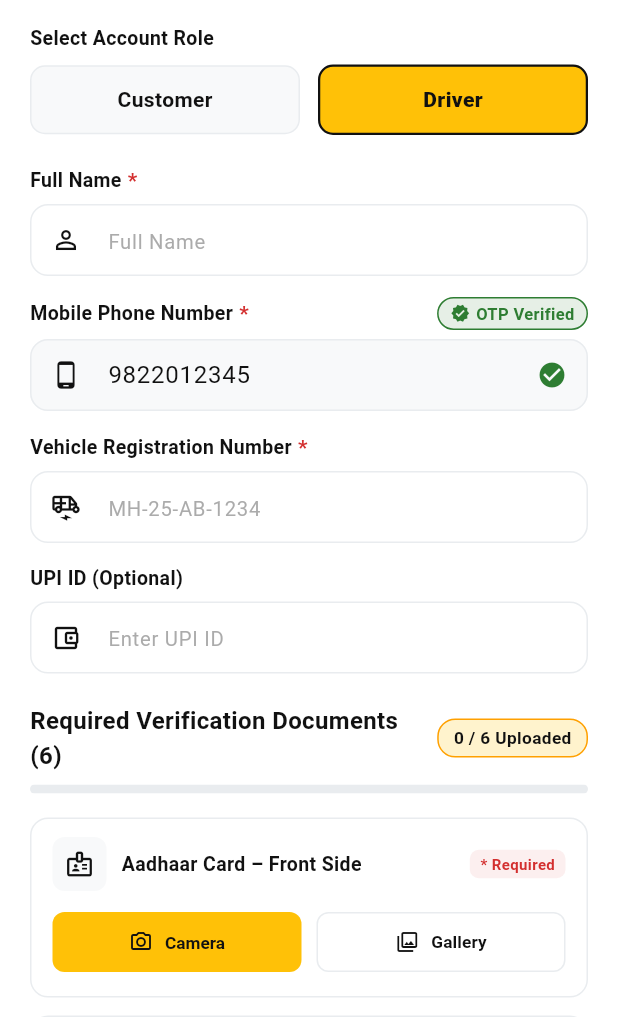
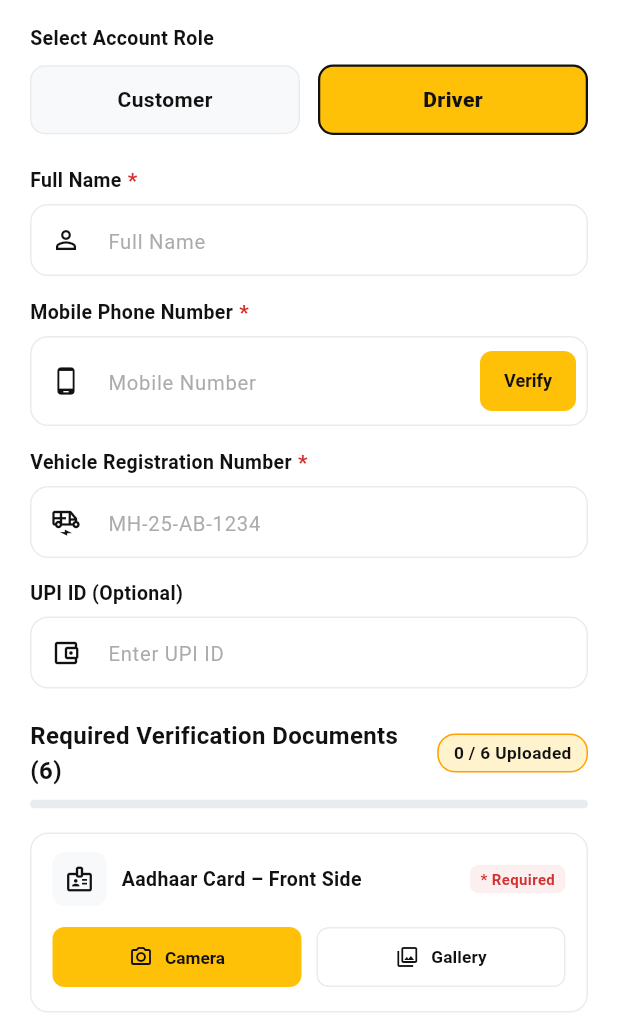
Before and after one commit to Adu231/Dhararide, a Flutter app: the RegisterScreen screen opened by its route, on a phone screen of 412 x 824 dp, the part 219-1236 px from its top. Run offline on Flutter 3.47's test engine with Material 3 defaults, Android fonts, the phone set to English and light mode, and no system bars; our stand-ins replace flutter_local_notifications, flutter_map, flutter_riverpod, geolocator, go_router, image_picker and 1 more; missing offline and left inert: h3_flutter.

Commit message:
feat: implement driver registration screen with document upload and verification

```diff
--- a/lib/core/localization/app_strings.dart
+++ b/lib/core/localization/app_strings.dart
@@ -68,6 +68,7 @@ class AppStrings {
   String get upiIdOptional => isMr ? 'UPI ID (ऐच्छिक)' : 'UPI ID (Optional)';
   String get otpVerified => isMr ? 'OTP सत्यापित' : 'OTP Verified';
   String get verifyOtp => isMr ? 'OTP सत्यापित करा' : 'Verify OTP';
+  String get verify => isMr ? 'सत्यापित करा' : 'Verify';
   String get enterOtpPrompt => isMr ? 'नोंदणीसाठी मोबाईल OTP प्रविष्ट करा' : 'Enter mobile OTP for verification';
   String get otpCodeLabel => isMr ? '४-अंकी OTP कोड' : '4-digit OTP Code';
   String get confirmOtp => isMr ? 'OTP खात्री करा' : 'Confirm OTP';
--- a/lib/features/auth/register_screen.dart
+++ b/lib/features/auth/register_screen.dart
@@ -44,8 +44,6 @@ class _RegisterScreenState extends ConsumerState<RegisterScreen> {
   @override
   void initState() {
     super.initState();
-    _phoneController.text = '9822012345';
-    _isPhoneOtpVerified = true;
     WidgetsBinding.instance.addPostFrameCallback((_) {
       _initExistingSession();
     });
@@ -209,8 +207,18 @@ class _RegisterScreenState extends ConsumerState<RegisterScreen> {
   }
 
   void _showOtpVerificationDialog() {
+    final phone = _phoneController.text.trim();
+    final strings = ref.read(stringsProvider);
+    if (phone.isEmpty || phone.length < 10) {
+      _showErrorSnackBar(
+        strings.isMr
+            ? 'कृपया आधी १०-अंकी मोबाईल नंबर प्रविष्ट करा'
+            : 'Please enter a valid 10-digit mobile number first',
+      );
+      return;
+    }
+
     final otpCtrl = TextEditingController(text: '1234');
-    final strings = ref.read(stringsProvider);
 
     showModalBottomSheet(
       context: context,
@@ -591,56 +599,59 @@ class _RegisterScreenState extends ConsumerState<RegisterScreen> {
                 ),
                 const SizedBox(height: 14),
 
-                // 2. Mobile Phone Number (OTP Verified & Prefilled)
-                Row(
-                  mainAxisAlignment: MainAxisAlignment.spaceBetween,
-                  children: [
-                    Expanded(
-                      child: _buildFieldLabel(strings.mobileNumber, isRequired: true),
-                    ),
-                    const SizedBox(width: 8),
-                    if (_isPhoneOtpVerified)
-                      Container(
-                        padding: const EdgeInsets.symmetric(horizontal: 8, vertical: 2),
-                        decoration: BoxDecoration(
-                          color: AppColors.success.withOpacity(0.12),
-                          borderRadius: BorderRadius.circular(12),
-                          border: Border.all(color: AppColors.success),
-                        ),
+                // 2. Mobile Phone Number Field with Verify Button
+                _buildFieldLabel(strings.mobileNumber, isRequired: true),
+                const SizedBox(height: 6),
+                TextField(
+                  controller: _phoneController,
+                  keyboardType: TextInputType.phone,
+                  maxLength: 10,
+                  buildCounter: (context, {required currentLength, required isFocused, maxLength}) => null,
+                  onChanged: (val) {
+                    if (_isPhoneOtpVerified) {
+                      setState(() => _isPhoneOtpVerified = false);
+                    }
+                  },
+                  decoration: InputDecoration(
+                    prefixIcon: const Icon(Icons.phone_android, size: 20),
+                    suffixIcon: _isPhoneOtpVerified
+                        ? Container(
+                            margin: const EdgeInsets.only(right: 8),
+                            padding: const EdgeInsets.symmetric(horizontal: 8, vertical: 4),
                             child: Row(
                               mainAxisSize: MainAxisSize.min,
                               children: [
-                            const Icon(Icons.verified, size: 13, color: AppColors.success),
+                                const Icon(Icons.check_circle, color: AppColors.success, size: 18),
                                 const SizedBox(width: 4),
                                 Text(
                                   strings.otpVerified,
-                              style: const TextStyle(color: AppColors.success, fontWeight: FontWeight.bold, fontSize: 11),
+                                  style: const TextStyle(
+                                    color: AppColors.success,
+                                    fontWeight: FontWeight.bold,
+                                    fontSize: 11.5,
+                                  ),
                                 ),
                               ],
                             ),
                           )
-                    else
-                      InkWell(
-                        onTap: _showOtpVerificationDialog,
-                        child: Text(
-                          strings.verifyOtp,
-                          style: const TextStyle(color: AppColors.primaryDark, fontWeight: FontWeight.bold, fontSize: 12),
+                        : Padding(
+                            padding: const EdgeInsets.fromLTRB(0, 6, 8, 6),
+                            child: ElevatedButton(
+                              style: ElevatedButton.styleFrom(
+                                backgroundColor: BrandConfig.accentYellow,
+                                foregroundColor: BrandConfig.textPrimaryBlack,
+                                elevation: 0,
+                                padding: const EdgeInsets.symmetric(horizontal: 14),
+                                shape: RoundedRectangleBorder(
+                                  borderRadius: BorderRadius.circular(8),
                                 ),
                               ),
-                  ],
+                              onPressed: _showOtpVerificationDialog,
+                              child: Text(
+                                strings.verify,
+                                style: const TextStyle(fontSize: 12, fontWeight: FontWeight.bold),
                               ),
-                const SizedBox(height: 6),
-                TextField(
-                  controller: _phoneController,
-                  keyboardType: TextInputType.phone,
-                  readOnly: _isPhoneOtpVerified,
-                  decoration: InputDecoration(
-                    prefixIcon: const Icon(Icons.phone_android, size: 20),
-                    suffixIcon: _isPhoneOtpVerified
-                        ? const Icon(Icons.check_circle, color: AppColors.success, size: 20)
-                        : IconButton(
-                            icon: const Icon(Icons.lock_clock, color: BrandConfig.textSecondary),
-                            onPressed: _showOtpVerificationDialog,
+                            ),
                           ),
                     hintText: isMr ? 'मोबाईल नंबर' : 'Mobile Number',
                     hintStyle: TextStyle(
@@ -650,7 +661,7 @@ class _RegisterScreenState extends ConsumerState<RegisterScreen> {
                     ),
                     contentPadding: const EdgeInsets.symmetric(horizontal: 14, vertical: 12),
                     filled: true,
-                    fillColor: _isPhoneOtpVerified ? AppColors.surface : Colors.white,
+                    fillColor: Colors.white,
                     border: OutlineInputBorder(borderRadius: BorderRadius.circular(12), borderSide: const BorderSide(color: AppColors.border)),
                     enabledBorder: OutlineInputBorder(borderRadius: BorderRadius.circular(12), borderSide: const BorderSide(color: AppColors.border)),
                   ),
```
Also changed, not shown: 1 other file. Lines whose indentation alone changed are shown as unchanged.
